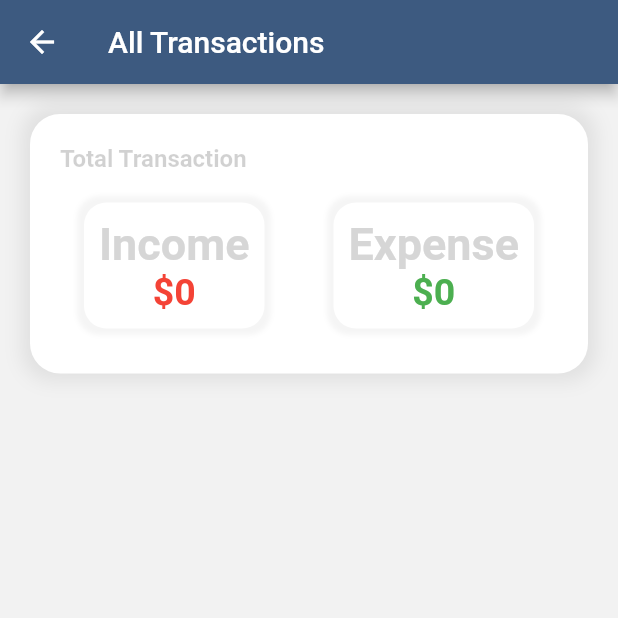
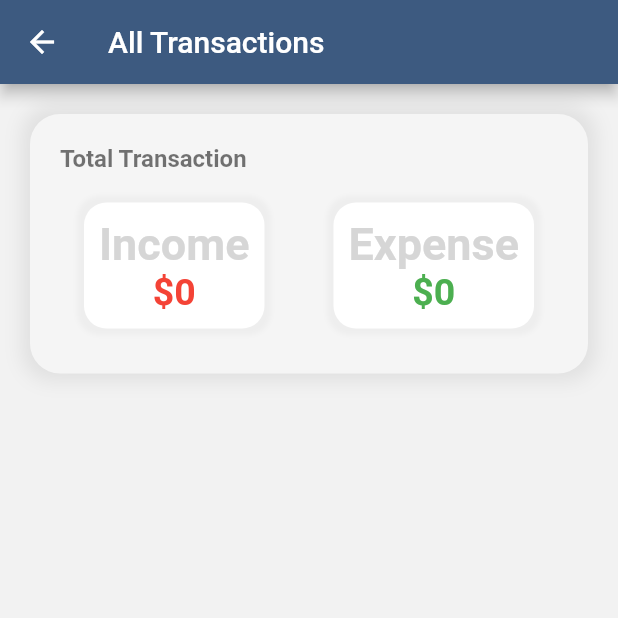
Before and after one commit to nebisin/expense_tracker, a Flutter app: the AllScreen screen opened by its route, on a phone screen of 412 x 824 dp, the top half of it. Run offline on Flutter 3.47's test engine with Material 2 defaults, Android fonts, the phone set to English and light mode, and no system bars; our stand-ins replace hive, hive_flutter; accounts and stored records are empty; generated files the repository leaves out were written again.

Commit message:
version 1

```diff
--- a/lib/screens/all/widgets/all_time_stats.dart
+++ b/lib/screens/all/widgets/all_time_stats.dart
@@ -30,7 +30,7 @@ class AllTimeStats extends StatelessWidget {
       margin: EdgeInsets.symmetric(horizontal: 20, vertical: 20),
       padding: EdgeInsets.symmetric(vertical: 20),
       decoration: BoxDecoration(
-        color: Colors.white,
+        color: Colors.grey[100],
         borderRadius: BorderRadius.circular(20),
         boxShadow: [
           BoxShadow(
@@ -47,8 +47,10 @@ class AllTimeStats extends StatelessWidget {
             padding: EdgeInsets.only(left: 20, bottom: 10),
             child: Text(
               'Total Transaction',
-              style:
-                  Theme.of(context).textTheme.headline6.copyWith(fontSize: 16),
+              style: Theme.of(context).textTheme.headline6.copyWith(
+                    fontSize: 16,
+                    color: Colors.black54,
+                  ),
             ),
           ),
           Row(
@@ -64,7 +66,7 @@ class AllTimeStats extends StatelessWidget {
                     BoxShadow(
                       blurRadius: 2,
                       spreadRadius: 4,
-                      color: Colors.grey[100],
+                      color: Colors.grey[200],
                     )
                   ],
                 ),
@@ -99,7 +101,7 @@ class AllTimeStats extends StatelessWidget {
                     BoxShadow(
                       blurRadius: 2,
                       spreadRadius: 4,
-                      color: Colors.grey[100],
+                      color: Colors.grey[200],
                     )
                   ],
                   borderRadius: BorderRadius.circular(15),
--- a/lib/screens/create/create_screen.dart
+++ b/lib/screens/create/create_screen.dart
@@ -74,6 +74,7 @@ class _CreateScreenState extends State<CreateScreen> {
                 titleController: _titleController,
               ),
               SizedBox(height: 20),
+              /*
               Padding(
                 padding: const EdgeInsets.only(left: 10, right: 20),
                 child: DropdownButton(
@@ -94,7 +95,7 @@ class _CreateScreenState extends State<CreateScreen> {
                   }).toList(),
                 ),
               ),
-
+            */
               SizedBox(height: 20),
               Container(
                 alignment: Alignment.centerRight,
--- a/lib/screens/dashboard/dashboard_screen.dart
+++ b/lib/screens/dashboard/dashboard_screen.dart
@@ -12,7 +12,7 @@ class DashboardScreen extends StatelessWidget {
         children: [
           LatestTransactions(),
           FavoriteTransactions(),
-          SizedBox(height: 30),
+          SizedBox(height: 70),
         ],
       ),
     );
--- a/lib/screens/home/home_screen.dart
+++ b/lib/screens/home/home_screen.dart
@@ -55,8 +55,8 @@ class _HomeScreenState extends State<HomeScreen> {
           );
         },
       ),
-      bottomNavigationBar: MainBottomNavigation(page, setPage),
-      floatingActionButtonLocation: FloatingActionButtonLocation.centerDocked,
+      // bottomNavigationBar: MainBottomNavigation(page, setPage),
+      // floatingActionButtonLocation: FloatingActionButtonLocation.centerDocked,
       floatingActionButton: FloatingActionButton(
         onPressed: () {
           Navigator.of(context).pushNamed('/create-screen');
```
Also changed, not shown: lib/screens/all/all_screen.dart (+4 -3 lines), lib/screens/all/widgets/transaction_item.dart (+7 -2 lines).
